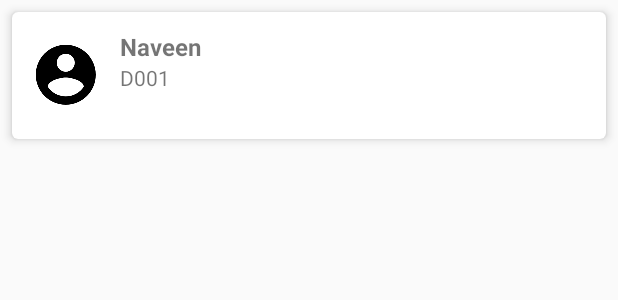
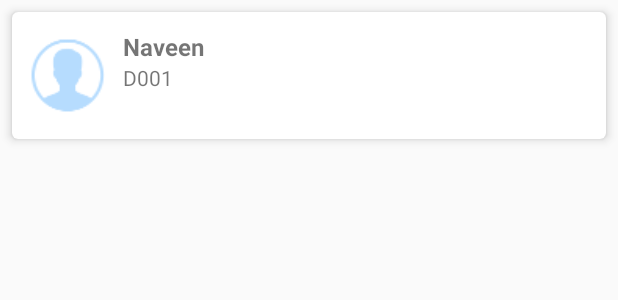
Before and after one commit to jedinrk/DiamondSale, an Android app: the layout customer_list_item.xml on its own in the app's theme, with its tools: preview values and no code run, on a phone screen of 412 x 824 dp. Shown: the top 300 px of the screen. Run offline under Robolectric (Android 15) with nearby library versions, the phone set to English and light mode, and no system bars.

Commit message:
profile icon modified

```diff
--- a/app/src/main/res/layout/customer_list_item.xml
+++ b/app/src/main/res/layout/customer_list_item.xml
@@ -19,10 +19,10 @@
             android:padding="12dp">
 
             <ImageView
-                android:layout_width="wrap_content"
-                android:layout_height="wrap_content"
+                android:layout_width="50dp"
+                android:layout_height="50dp"
                 android:id="@+id/customerImageView"
-                android:src="@drawable/ic_account"
+                android:src="@drawable/ic_profile"
                 android:layout_alignParentLeft="true"
                 android:layout_centerVertical="true"
                 android:layout_marginRight="12dp" />
```
Also changed, not shown: app/src/main/res/drawable-hdpi/ic_profile.png (added), app/src/main/res/drawable-mdpi/ic_profile.png (added), app/src/main/res/drawable-xhdpi/ic_profile.png (added), app/src/main/res/drawable-xxhdpi/ic_profile.png (added), app/src/main/res/drawable-xxxhdpi/ic_profile.png (added).
